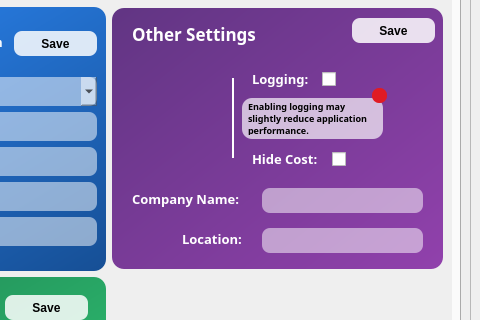
This is ui/settings3.ui in PersonX-46/BarcodePrinter as Qt 5 draws it before an edit; both pictures show x 868 to 1348 and y 155 to 475 of the 1348 by 849 pixel window. The edited form follows.
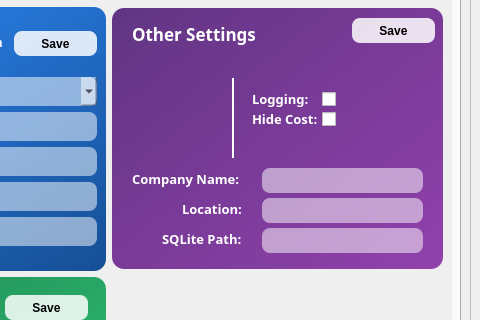
This is the edited form. Icons and pictures are not drawn.

Commit message: add sqlpath feature to the settings

```diff
--- a/ui/settings3.ui
+++ b/ui/settings3.ui
@@ -360,7 +360,7 @@
                     <property name="geometry">
                      <rect>
                       <x>20</x>
-                      <y>180</y>
+                      <y>160</y>
                       <width>121</width>
                       <height>21</height>
                      </rect>
@@ -394,7 +394,7 @@
                     <property name="geometry">
                      <rect>
                       <x>150</x>
-                      <y>180</y>
+                      <y>160</y>
                       <width>161</width>
                       <height>25</height>
                      </rect>
@@ -418,7 +418,7 @@
                     <property name="geometry">
                      <rect>
                       <x>150</x>
-                      <y>220</y>
+                      <y>190</y>
                       <width>161</width>
                       <height>25</height>
                      </rect>
@@ -442,7 +442,7 @@
                     <property name="geometry">
                      <rect>
                       <x>70</x>
-                      <y>220</y>
+                      <y>190</y>
                       <width>81</width>
                       <height>21</height>
                      </rect>
@@ -541,7 +541,7 @@
                     <property name="geometry">
                      <rect>
                       <x>140</x>
-                      <y>60</y>
+                      <y>80</y>
                       <width>121</width>
                       <height>21</height>
                      </rect>
@@ -571,81 +571,21 @@
                      <enum>Qt::PlainText</enum>
                     </property>
                    </widget>
-                   <widget class="QLabel" name="label">
-                    <property name="geometry">
-                     <rect>
-                      <x>130</x>
-                      <y>90</y>
-                      <width>141</width>
-                      <height>41</height>
-                     </rect>
-                    </property>
-                    <property name="font">
-                     <font>
-                      <family>Sans Serif</family>
-                      <pointsize>7</pointsize>
-                      <weight>75</weight>
-                      <bold>true</bold>
-                     </font>
-                    </property>
-                    <property name="acceptDrops">
-                     <bool>false</bool>
-                    </property>
-                    <property name="styleSheet">
-                     <string notr="true">QLabel {
-	background: rgba(255, 255, 255, 171);
-	border-radius: 10px;
-	padding: 4px;
-}</string>
-                    </property>
-                    <property name="lineWidth">
-                     <number>6</number>
-                    </property>
-                    <property name="text">
-                     <string>Enabling logging may slightly reduce application performance.</string>
-                    </property>
-                    <property name="wordWrap">
-                     <bool>true</bool>
-                    </property>
-                   </widget>
                    <widget class="QCheckBox" name="cb_logging">
                     <property name="geometry">
                      <rect>
                       <x>210</x>
-                      <y>60</y>
+                      <y>80</y>
                       <width>16</width>
                       <height>23</height>
                      </rect>
                     </property>
                    </widget>
-                   <widget class="QFrame" name="frame_9">
-                    <property name="geometry">
-                     <rect>
-                      <x>260</x>
-                      <y>80</y>
-                      <width>15</width>
-                      <height>15</height>
-                     </rect>
-                    </property>
-                    <property name="styleSheet">
-                     <string notr="true">QFrame {
-	background: rgb(224, 27, 36);
-	border-radius: 7px;
-	padding 12px;
-}</string>
-                    </property>
-                    <property name="frameShape">
-                     <enum>QFrame::StyledPanel</enum>
-                    </property>
-                    <property name="frameShadow">
-                     <enum>QFrame::Raised</enum>
-                    </property>
-                   </widget>
                    <widget class="QLabel" name="label_26">
                     <property name="geometry">
                      <rect>
                       <x>140</x>
-                      <y>140</y>
+                      <y>100</y>
                       <width>81</width>
                       <height>21</height>
                      </rect>
@@ -678,13 +618,71 @@
                    <widget class="QCheckBox" name="cb_hideCost">
                     <property name="geometry">
                      <rect>
-                      <x>220</x>
-                      <y>140</y>
+                      <x>210</x>
+                      <y>100</y>
                       <width>16</width>
                       <height>23</height>
                      </rect>
                     </property>
                    </widget>
+                   <widget class="QLineEdit" name="et_sqlitePath">
+                    <property name="geometry">
+                     <rect>
+                      <x>150</x>
+                      <y>220</y>
+                      <width>161</width>
+                      <height>25</height>
+                     </rect>
+                    </property>
+                    <property name="font">
+                     <font>
+                      <family>Roboto Slab</family>
+                      <weight>75</weight>
+                      <bold>true</bold>
+                     </font>
+                    </property>
+                    <property name="styleSheet">
+                     <string notr="true">QLineEdit {
+	background: rgba(255, 255, 255, 130);
+	border-radius: 8px;
+	padding: 5px;
+}</string>
+                    </property>
+                   </widget>
+                   <widget class="QLabel" name="label_28">
+                    <property name="geometry">
+                     <rect>
+                      <x>50</x>
+                      <y>220</y>
+                      <width>81</width>
+                      <height>21</height>
+                     </rect>
+                    </property>
+                    <property name="font">
+                     <font>
+                      <family>Sans Serif</family>
+                      <pointsize>10</pointsize>
+                      <weight>75</weight>
+                      <italic>false</italic>
+                      <bold>true</bold>
+                      <strikeout>false</strikeout>
+                      <kerning>true</kerning>
+                     </font>
+                    </property>
+                    <property name="styleSheet">
+                     <string notr="true">QLabel {
+	text-align: center;
+	background: transparent;
+	color: white;
+}</string>
+                    </property>
+                    <property name="text">
+                     <string>SQLite Path: </string>
+                    </property>
+                    <property name="textFormat">
+                     <enum>Qt::PlainText</enum>
+                    </property>
+                   </widget>
                   </widget>
                  </item>
                  <item row="1" column="0">
```
Left out of the diff: 4 changed lines with no effect on the pictures. The commit also changes 2 other files.
